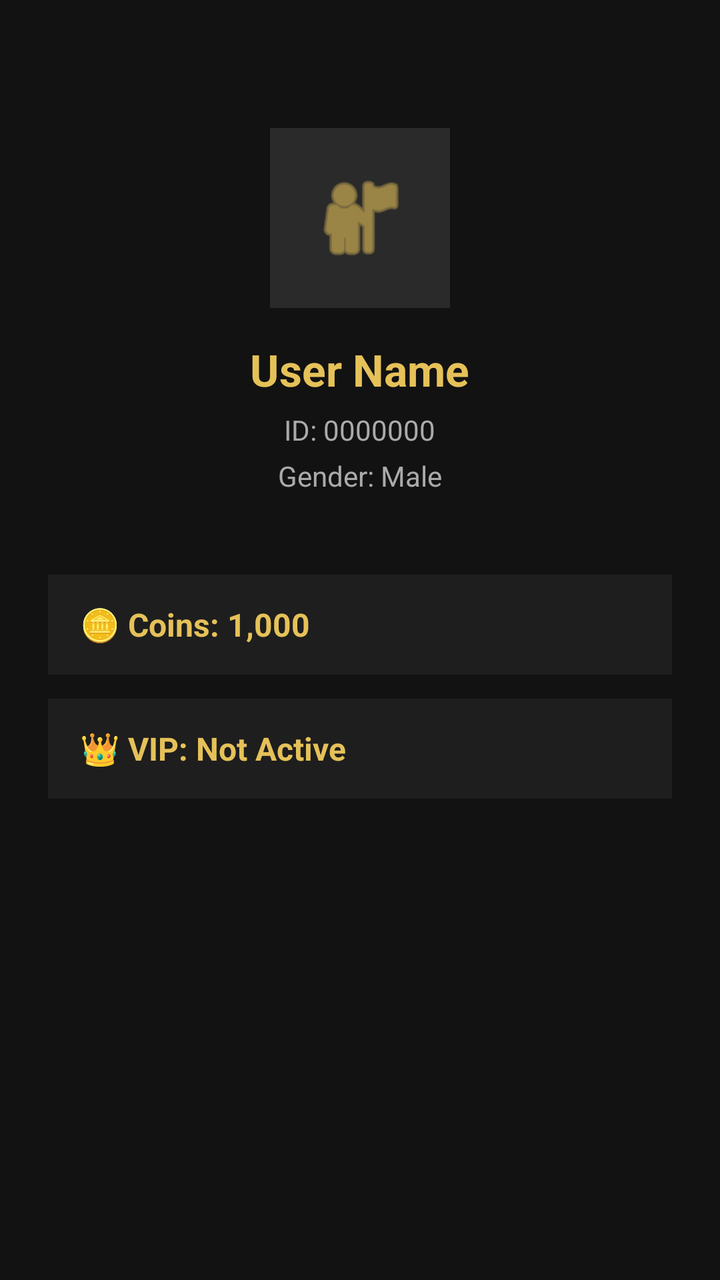
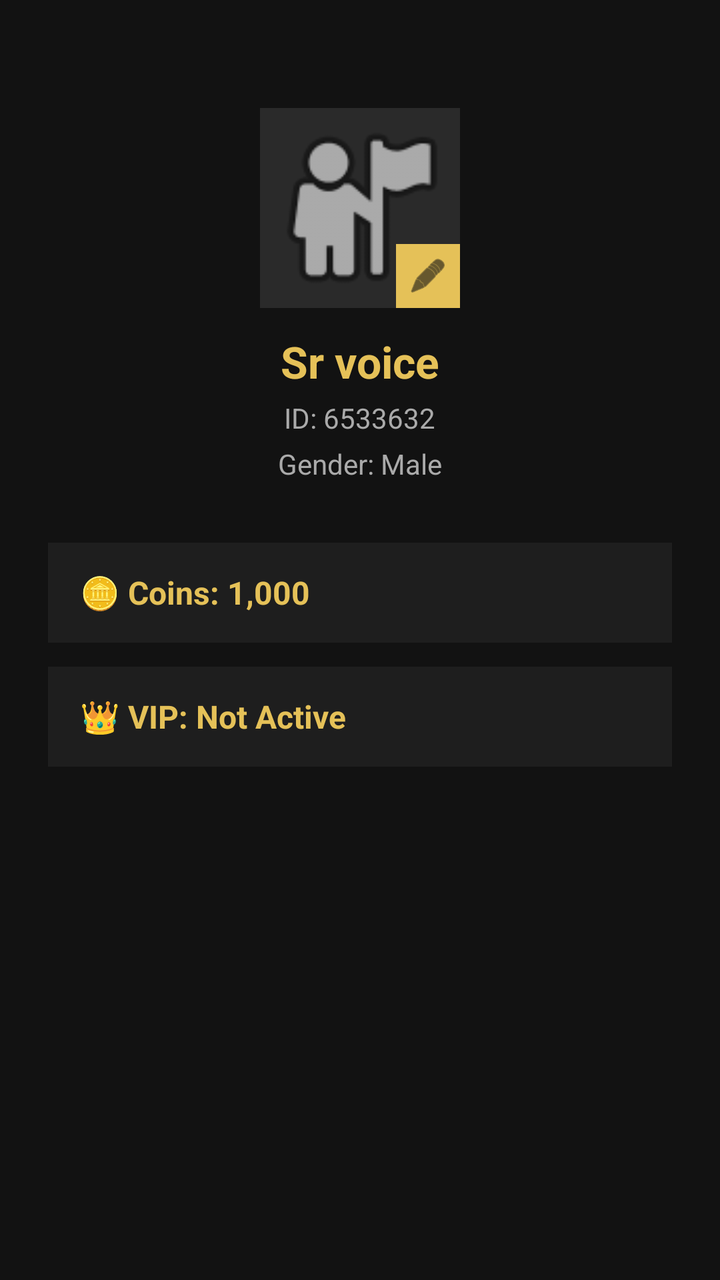

An Android layout rendered at two revisions. The XML below is the earlier revision; the diff shows what the commit changed to produce the second picture.
<!-- AndroidManifest.xml: application theme Theme.AppCompat.Light.NoActionBar -->
<!-- res/layout/activity_me.xml -->
<?xml version="1.0" encoding="utf-8"?>
<LinearLayout xmlns:android="http://schemas.android.com/apk/res/android"
    android:layout_width="match_parent"
    android:layout_height="match_parent"
    android:background="#121212"
    android:gravity="center_horizontal"
    android:orientation="vertical"
    android:padding="24dp">

    
    <ImageView
        android:layout_width="90dp"
        android:layout_height="90dp"
        android:layout_marginTop="40dp"
        android:background="#2A2A2A"
        android:padding="20dp"
        android:src="@android:drawable/ic_menu_myplaces"
        android:tint="#E5C158" />

    
    <TextView
        android:id="@+id/tvProfileName"
        android:layout_width="wrap_content"
        android:layout_height="wrap_content"
        android:layout_marginTop="16dp"
        android:text="User Name"
        android:textColor="#E5C158"
        android:textSize="22sp"
        android:textStyle="bold" />

    
    <TextView
        android:id="@+id/tvProfileId"
        android:layout_width="wrap_content"
        android:layout_height="wrap_content"
        android:layout_marginTop="6dp"
        android:text="ID: 0000000"
        android:textColor="#AAAAAA"
        android:textSize="14sp" />

    
    <TextView
        android:id="@+id/tvProfileGender"
        android:layout_width="wrap_content"
        android:layout_height="wrap_content"
        android:layout_marginTop="4dp"
        android:text="Gender: Male"
        android:textColor="#AAAAAA"
        android:textSize="14sp" />

    
    <TextView
        android:id="@+id/tvWalletCoins"
        android:layout_width="match_parent"
        android:layout_height="50dp"
        android:layout_marginTop="40dp"
        android:background="#1E1E1E"
        android:gravity="center_vertical"
        android:paddingHorizontal="16dp"
        android:text="🪙 Coins: 1,000"
        android:textColor="#E5C158"
        android:textSize="16sp"
        android:textStyle="bold"
        android:clickable="true"
        android:focusable="true" />

    
    <TextView
        android:id="@+id/tvVipStatus"
        android:layout_width="match_parent"
        android:layout_height="50dp"
        android:layout_marginTop="12dp"
        android:background="#1E1E1E"
        android:gravity="center_vertical"
        android:paddingHorizontal="16dp"
        android:text="👑 VIP: Not Active"
        android:textColor="#E5C158"
        android:textSize="16sp"
        android:textStyle="bold"
        android:clickable="true"
        android:focusable="true" />

</LinearLayout>
<!-- resources referenced by this layout -->
<resources>

</resources>

<!-- the commit's change to res/layout/activity_me.xml (unified diff, before → after) -->
@@ -8,22 +8,41 @@
     android:padding="24dp">
 
     
-    <ImageView
-        android:layout_width="90dp"
-        android:layout_height="90dp"
-        android:layout_marginTop="40dp"
-        android:background="#2A2A2A"
-        android:padding="20dp"
-        android:src="@android:drawable/ic_menu_myplaces"
-        android:tint="#E5C158" />
+    <FrameLayout
+        android:layout_width="100dp"
+        android:layout_height="100dp"
+        android:layout_marginTop="30dp">
+
+        
+        <ImageView
+            android:id="@+id/imgProfileMe"
+            android:layout_width="match_parent"
+            android:layout_height="match_parent"
+            android:background="#2A2A2A"
+            android:scaleType="centerCrop"
+            android:src="@android:drawable/ic_menu_myplaces" />
+
+        
+        <ImageView
+            android:id="@+id/btnEditProfile"
+            android:layout_width="32dp"
+            android:layout_height="32dp"
+            android:layout_gravity="bottom|end"
+            android:background="#E5C158"
+            android:padding="6dp"
+            android:src="@android:drawable/ic_menu_edit"
+            android:clickable="true"
+            android:focusable="true"
+            android:tint="#121212" />
+    </FrameLayout>
 
     
     <TextView
         android:id="@+id/tvProfileName"
         android:layout_width="wrap_content"
         android:layout_height="wrap_content"
-        android:layout_marginTop="16dp"
-        android:text="User Name"
+        android:layout_marginTop="12dp"
+        android:text="Sr voice"
         android:textColor="#E5C158"
         android:textSize="22sp"
         android:textStyle="bold" />
@@ -33,8 +52,8 @@
         android:id="@+id/tvProfileId"
         android:layout_width="wrap_content"
         android:layout_height="wrap_content"
-        android:layout_marginTop="6dp"
-        android:text="ID: 0000000"
+        android:layout_marginTop="4dp"
+        android:text="ID: 6533632"
         android:textColor="#AAAAAA"
         android:textSize="14sp" />
 
@@ -53,7 +72,7 @@
         android:id="@+id/tvWalletCoins"
         android:layout_width="match_parent"
         android:layout_height="50dp"
-        android:layout_marginTop="40dp"
+        android:layout_marginTop="30dp"
         android:background="#1E1E1E"
         android:gravity="center_vertical"
         android:paddingHorizontal="16dp"
